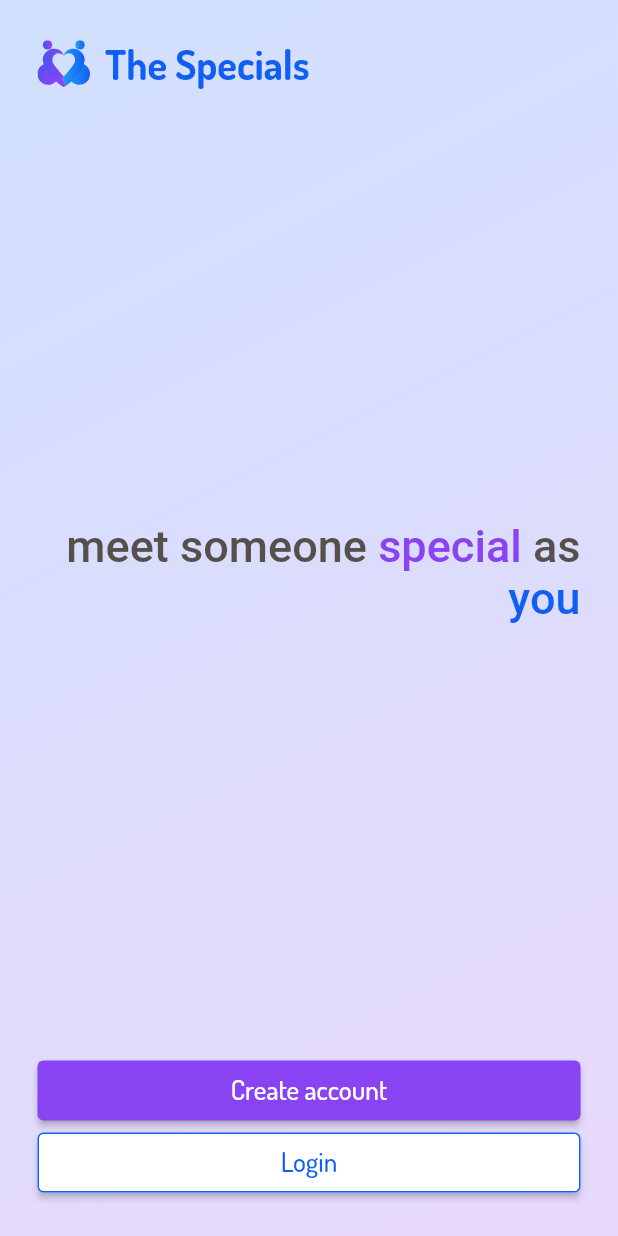
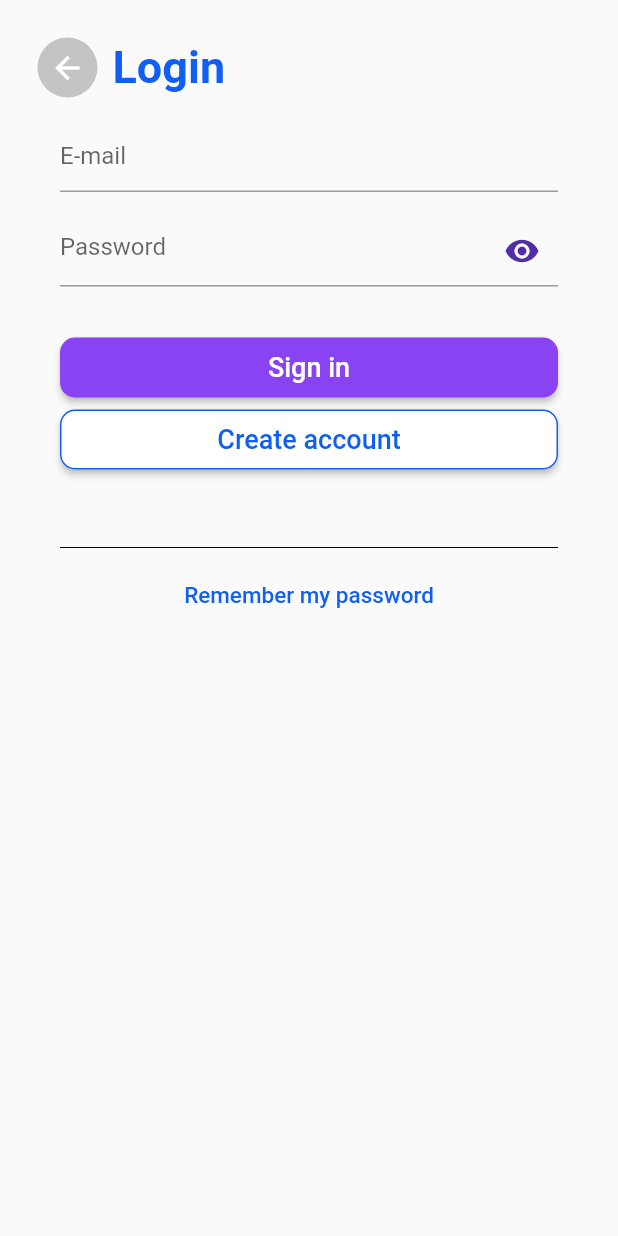
Before and after one commit to rialonso/the-specils-app, a Flutter app: the screen it shows after launch, after a tap on "Login", on a phone screen of 412 x 824 dp. Run offline on Flutter 3.47's test engine with Material 2 defaults, Android fonts, the light colour scheme and no system bars; our stand-ins replace flutter_svg, i18n_extension.

Commit message:
tela de login

```diff
--- a/lib/main.dart
+++ b/lib/main.dart
@@ -2,6 +2,8 @@ import 'package:flutter/material.dart';
 import 'package:i18n_extension/i18n_widget.dart';
 import 'package:the_specials_app/screens/first_page/first_page.dart';
 import 'package:flutter_localizations/flutter_localizations.dart';
+import 'package:the_specials_app/screens/login/login.dart';
+import 'package:the_specials_app/shared/styles/colors.dart';
 
 void main() {
   runApp(const MyApp());
@@ -14,16 +16,16 @@ class MyApp extends StatelessWidget {
   Widget build(BuildContext context) {
     return MaterialApp(
       title: 'The specials',
-      theme: ThemeData(
-        fontFamily: 'Dosis',
-        primarySwatch: Colors.blue,
-      ),
-      localizationsDelegates: [
+      theme: defaultColorsTheme,
+      routes: {
+        '/login': (context) => const Login(),
+      },
+      localizationsDelegates: const [
         GlobalMaterialLocalizations.delegate,
         GlobalWidgetsLocalizations.delegate,
         GlobalCupertinoLocalizations.delegate,
       ],
-      supportedLocales: [
+      supportedLocales: const [
         Locale('en', "US"),
         Locale('pt', "BR"),
       ],
--- a/lib/screens/first_page/translation_first_page.dart
+++ b/lib/screens/first_page/translation_first_page.dart
@@ -11,12 +11,12 @@ extension Localization on String {
       "pt_br": "conheça aqui alguém tão"
     },
     as: {
-      "en_us": " as",
+      "en_us": " like",
       "pt_br": " quanto",
     },
     special: {
-      "en_us": " special",
-      "pt_br": " especial",
+      "en_us": " disabled",
+      "pt_br": " deficiente físico",
     },
     you: {
       "en_us": " you",
--- /dev/null
+++ b/lib/screens/login/login.dart
@@ -0,0 +1,111 @@
+import 'package:flutter/material.dart';
+import 'package:the_specials_app/screens/login/translate_login.dart';
+import 'package:the_specials_app/shared/components/btns/btns_login_create.dart';
+import 'package:the_specials_app/shared/components/header_logged_out/header_logged_out.dart';
+import 'package:the_specials_app/shared/styles/buttons.dart';
+import 'package:the_specials_app/shared/styles/colors.dart';
+
+class Login extends StatefulWidget {
+  const Login({Key? key}) : super(key: key);
+
+  @override
+  State<Login> createState() => _LoginState();
+}
+
+class _LoginState extends State<Login> {
+  bool _passwordVisible = true;
+
+  void _toggle() {
+    setState(() {
+      _passwordVisible = !_passwordVisible;
+    });
+  }
+  @override
+  Widget build(BuildContext context) {
+    return Scaffold(
+      appBar: PreferredSize(
+          preferredSize: const Size.fromHeight(0.0), // here the desired height
+          child: AppBar(
+            backgroundColor: Colors.transparent,
+            elevation: 0,
+            // ...
+          )),
+      body: Padding(
+        padding: const EdgeInsets.all(25.0),
+        child: Column(
+          children: [
+            HeaderLoggedOut(
+              texto: login.i18n,
+            ),
+            Container(
+                child: Padding(
+              padding: const EdgeInsets.all(15.0),
+              child: Column(
+                children: [
+                  TextFormField(
+                    decoration: InputDecoration(
+                      hintText: email.i18n,
+                    ),
+                    validator: (String? value) {
+                      if (value == null || value.isEmpty) {
+                        return errorEmail.i18n;
+                      }
+                      return null;
+                    },
+                  ),
+                  const SizedBox(height: 15),
+                  TextFormField(
+                    obscureText: _passwordVisible,
+                    decoration: InputDecoration(
+                      hintText: password.i18n,
+                      suffixIcon: IconButton(
+                        icon: Icon(
+                          // Based on passwordVisible state choose the icon
+                          _passwordVisible
+                              ? Icons.visibility
+                              : Icons.visibility_off,
+                          color: Theme.of(context).primaryColorDark,
+                        ),
+                        onPressed: () {
+                          // Update the state i.e. toogle the state of passwordVisible variable
+                          setState(() {
+                            _passwordVisible = !_passwordVisible;
+                          });
+                        },
+                      ),
+                    ),
+                    validator: (String? value) {
+                      if (value == null || value.isEmpty) {
+                        return errorPassword.i18n;
+                      }
+                      return null;
+                    },
+                  ),
+                  const SizedBox(height: 30),
+                  ButtonPrimary(onPressed: () {}, texto: btnSignin.i18n),
+                  ButtonSecondary(onPressed: () {}, texto: createAccount.i18n),
+                  const SizedBox(height: 40),
+                  const Divider(color: Colors.black),
+                  ElevatedButton(
+                      onPressed: () {},
+                      style: ElevatedButton.styleFrom(
+                      backgroundColor: Colors.transparent,
+                      elevation: 0,
+                      ),
+                    child: Text(
+                      rememberPassword.i18n,
+                      style: const TextStyle(
+                        color: DefaultColors.blueBrand,
+                        fontSize: 15
+                      ),
+                    ),
+                  ),
+                ],
+              ),
+            )),
+          ],
+        ),
+      ),
+    );
+  }
+}
--- /dev/null
+++ b/lib/screens/login/translate_login.dart
@@ -0,0 +1,49 @@
+import "package:i18n_extension/i18n_extension.dart";
+const login = "login";
+const email = "email";
+const errorEmail = "errorEmail";
+const password = "password";
+const errorPassword = "errorPassword";
+const btnSignin = "btnSignin";
+const createAccount = "createAccount";
+const rememberPassword = "rememberPassword";
+
+extension Localization on String {
+  static const _t = Translations.from("en_us", {
+    login: {
+      "en_us": "Login",
+      "pt_br": "Entrar"
+    },
+    email: {
+      "en_us": "E-mail",
+      "pt_br": "E-mail"
+    },
+    errorEmail: {
+      "en_us": "E-mail is required",
+      "pt_br": "E-mail é obrigatório"
+    },
+    password: {
+      "en_us": "Password",
+      "pt_br": "Senha"
+    },
+    errorPassword: {
+      "en_us": "Password is required",
+      "pt_br": "Senha é obrigatório"
+    },
+    btnSignin: {
+      "en_us": "Sign in",
+      "pt_br": "Entrar"
+    },
+    createAccount: {
+      "en_us": "Create account",
+      "pt_br": "Criar conta"
+    },
+    rememberPassword: {
+      "en_us": "Remember my password",
+      "pt_br": "Lembrar minha senha"
+    },
+  });
+
+  String get i18n => localize(this, _t);
+
+}
--- a/lib/shared/components/btns/btns_login_create.dart
+++ b/lib/shared/components/btns/btns_login_create.dart
@@ -1,6 +1,8 @@
 import 'package:flutter/material.dart';
 import 'package:the_specials_app/shared/components/btns/btns_translate.dart';
 import 'package:the_specials_app/shared/styles/buttons.dart';
+
+import '../../../screens/login/login.dart';
 
 class ButtonsLoginCreate extends StatelessWidget {
   const ButtonsLoginCreate({Key? key}) : super(key: key);
@@ -9,8 +11,12 @@ class ButtonsLoginCreate extends StatelessWidget {
   Widget build(BuildContext context) {
     return Column(
       children: [
-        ButtonPrimary(onPressed: () {}, texto: btnCreateAccount.i18n),
-        ButtonSecondary(onPressed: () {}, texto: btnLogin.i18n)
+        ButtonPrimary(onPressed: () {
+
+        }, texto: btnCreateAccount.i18n),
+        ButtonSecondary(onPressed: () {
+          Navigator.pushNamed(context, '/login');
+        }, texto: btnLogin.i18n)
       ],
     );
   }
--- /dev/null
+++ b/lib/shared/components/header_logged_out/header_logged_out.dart
@@ -0,0 +1,38 @@
+import 'package:flutter/material.dart';
+import 'package:the_specials_app/screens/login/translate_login.dart';
+import 'package:the_specials_app/shared/styles/colors.dart';
+
+class HeaderLoggedOut extends StatelessWidget {
+  final String texto;
+  const HeaderLoggedOut({Key? key, required this.texto}) : super(key: key);
+
+  @override
+  Widget build(BuildContext context) {
+    return  Row(
+      children: <Widget>[
+        Ink(
+          width: 40,
+          height: 40,
+          decoration: const ShapeDecoration(
+            color: DefaultColors.greySoft,
+            shape: CircleBorder(),
+          ),
+          child: IconButton(
+            icon: const Icon(Icons.arrow_back),
+            color: Colors.white,
+            onPressed: () {
+              Navigator.pushNamed(context, '/');
+            },
+          ),
+        ),
+        const SizedBox(width: 10),
+        Text(texto,
+          style: const TextStyle(
+            color: DefaultColors.blueBrand,
+            fontSize: 30,
+            fontWeight: FontWeight.w700,
+          ),)
+      ],
+    );
+  }
+}
--- a/lib/shared/styles/buttons.dart
+++ b/lib/shared/styles/buttons.dart
@@ -11,12 +11,14 @@ class ButtonPrimary extends StatelessWidget {
   @override
   Widget build(BuildContext context) {
     return ElevatedButton(
-      onPressed: () {
-        onPressed;
-      },
+      onPressed: onPressed,
       style: ElevatedButton.styleFrom(
           minimumSize: const Size.fromHeight(40),
-          backgroundColor: DefaultColors.purpleBrand),
+          backgroundColor: DefaultColors.purpleBrand,
+        shape: RoundedRectangleBorder(
+            borderRadius: BorderRadius.circular(10.0)
+        ),
+      ),
       child: Text(
         texto,
         style: const TextStyle(fontSize: 18),
@@ -36,13 +38,14 @@ class ButtonSecondary extends StatelessWidget {
   @override
   Widget build(BuildContext context) {
     return ElevatedButton(
-      onPressed: () {
-        onPressed;
-      },
+      onPressed: onPressed,
       style: ElevatedButton.styleFrom(
           minimumSize: const Size.fromHeight(40),
           backgroundColor: Colors.white,
           side: const BorderSide(width: 1.0, color: DefaultColors.blueBrand),
+        shape: RoundedRectangleBorder(
+            borderRadius: BorderRadius.circular(10.0)
+        ),
       ),
       child: Text(
         texto,
--- a/lib/shared/styles/colors.dart
+++ b/lib/shared/styles/colors.dart
@@ -3,7 +3,8 @@ import 'package:flutter/material.dart';
 final ThemeData defaultColorsTheme = ThemeData(
     brightness: Brightness.light,
     primaryColorBrightness: Brightness.light,
-    accentColor: DefaultColors.blueBrand[500],
+    accentColor: DefaultColors.purpleBrand,
+    primarySwatch: Colors.deepPurple,
     accentColorBrightness: Brightness.light
 );
 
@@ -34,4 +35,12 @@ class DefaultColors {
       500: Color(_greyMedium),
     },
   );
+  static const _greySoft = 0xFFC4C4C4;
+
+  static const MaterialColor greySoft = MaterialColor(
+    _greySoft,
+    <int, Color>{
+      500: Color(_greySoft),
+    },
+  );
 }
```
